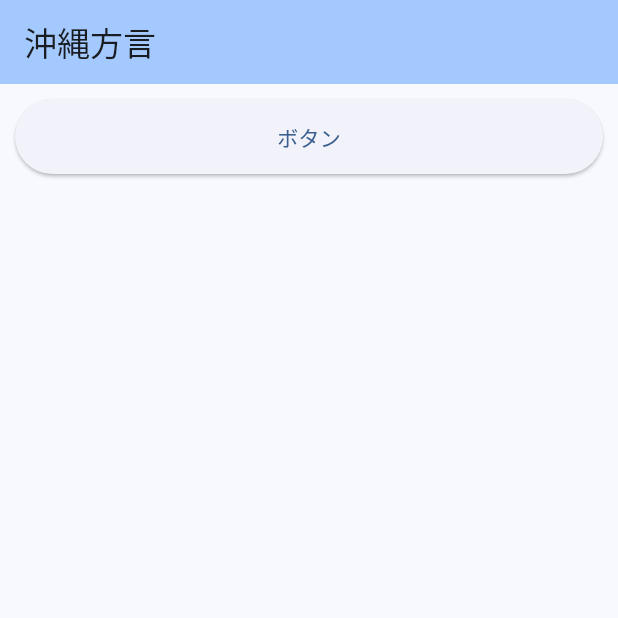
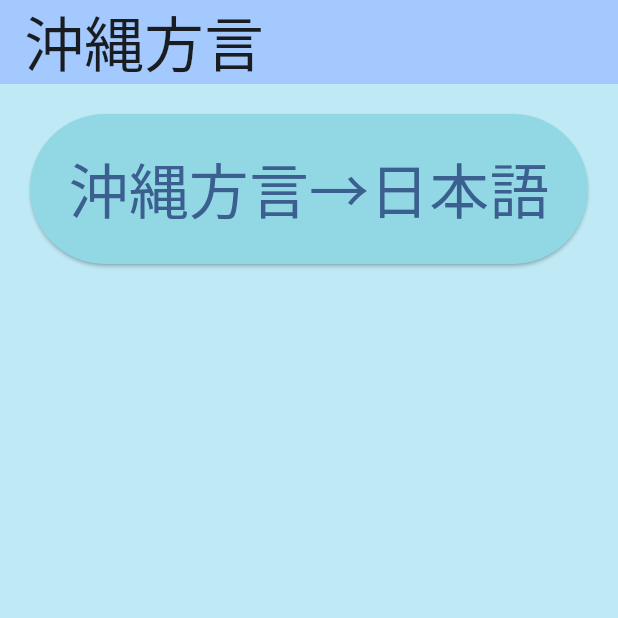
Before and after one commit to gusiken0604/OkinawaHougen, a Flutter app: the screen it shows after launch, on a phone screen of 412 x 824 dp, the top half of it. Run offline on Flutter 3.47's test engine with Material 2 defaults, Android fonts, the phone set to English and light mode, and no system bars; our stand-ins replace sqflite; accounts and stored records are empty.

```diff
--- a/lib/main.dart
+++ b/lib/main.dart
@@ -35,19 +35,29 @@ class _MyHomePageState extends State<MyHomePage> {
   @override
   Widget build(BuildContext context) {
     return Scaffold(
+      backgroundColor: Color(0xFFBFEAF5), // ここで背景色を指定
       appBar: AppBar(
         backgroundColor: Theme.of(context).colorScheme.inversePrimary,
-        title: Text(widget.title),
+        title: Text(
+          widget.title,
+          style: TextStyle(
+            fontSize: 40,
+          ),
+        ),
       ),
       body: Center(
         child: Padding(
-          padding: const EdgeInsets.all(10.0),
+          padding: const EdgeInsets.all(20),
           child: Column(
-            children: [ // childrenプロパティを追加
+            children: [
+              // childrenプロパティを追加
               ElevatedButton(
-          style: ElevatedButton.styleFrom(
-          minimumSize: Size(MediaQuery.of(context).size.width - 0, 50), // 左右一杯
-                 ),
+                style: ElevatedButton.styleFrom(
+                  //ボタンの色を変える
+                  backgroundColor: Color(0xFF91D8E4),
+                  minimumSize:
+                      Size(MediaQuery.of(context).size.width - 0, 100), // 左右一杯
+                ),
                 onPressed: () {
                   // quiz_pageに遷移
                   Navigator.push(
@@ -55,7 +65,14 @@ class _MyHomePageState extends State<MyHomePage> {
                     MaterialPageRoute(builder: (context) => const QuizPage()),
                   );
                 },
-                child: const Text('ボタン'),
+                child: const Text('沖縄方言→日本語',
+                  style: TextStyle(
+                    //色を変える//91D8E4
+
+                    //color: Color(91D8E4),
+                    fontSize: 40,
+                  ),
+                ),
               ),
             ],
           ),
--- a/pubspec.yaml
+++ b/pubspec.yaml
@@ -30,6 +30,8 @@ environment:
 dependencies:
   flutter:
     sdk: flutter
+  sqflite: ^2.3.0
+  path_provider: ^2.1.1
 
 
   # The following adds the Cupertino Icons font to your application.
```
Also changed, not shown: lib/quiz_page.dart (+15 -17 lines), pubspec.lock, 3 other files.
